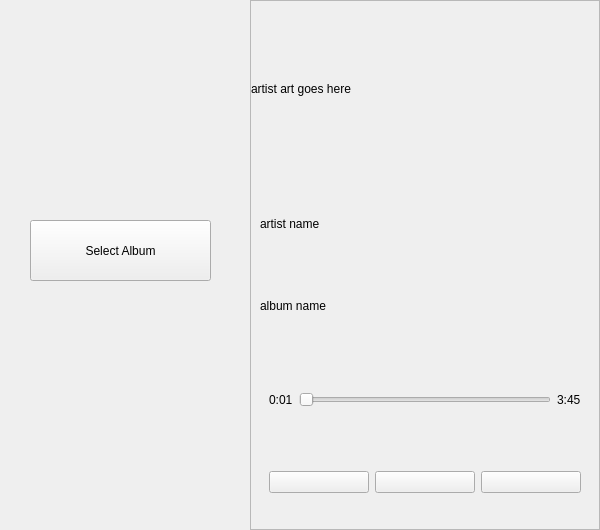
First picture: the form in offlinemode.ui, repository belijzajac/BerryPlayer, before the edit.
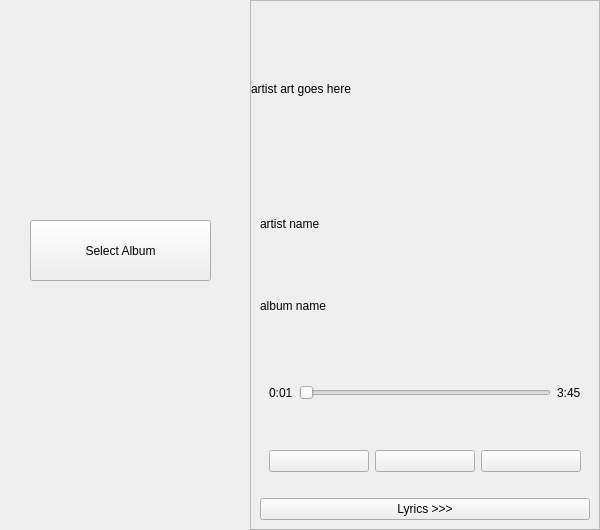
Second picture: the form after the edit. Icons and pictures are not drawn. Custom widgets are drawn as their Qt base class.

Commit message: Display song's lyrics

Diff of the .ui file:
```diff
--- a/offlinemode.ui
+++ b/offlinemode.ui
@@ -262,6 +262,16 @@
            </layout>
           </widget>
          </item>
+         <item>
+          <widget class="QPushButton" name="lyricsButton">
+           <property name="text">
+            <string>Lyrics &gt;&gt;&gt;</string>
+           </property>
+           <property name="flat">
+            <bool>false</bool>
+           </property>
+          </widget>
+         </item>
         </layout>
        </widget>
       </item>
```
The commit also changes 5 other files.
